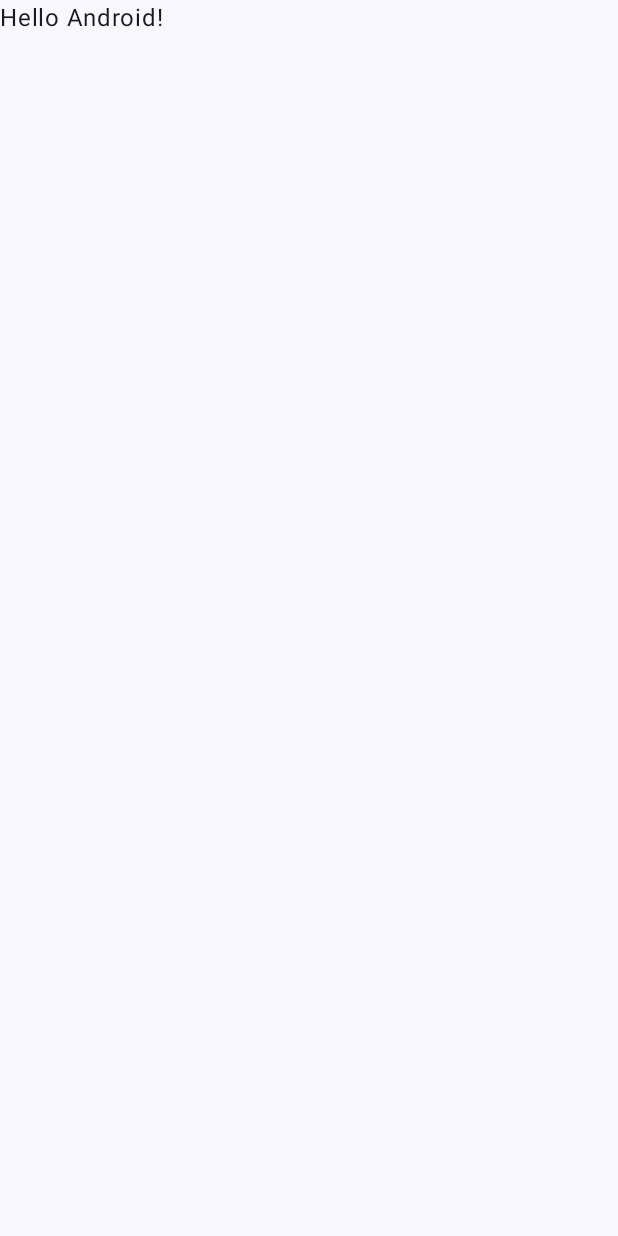
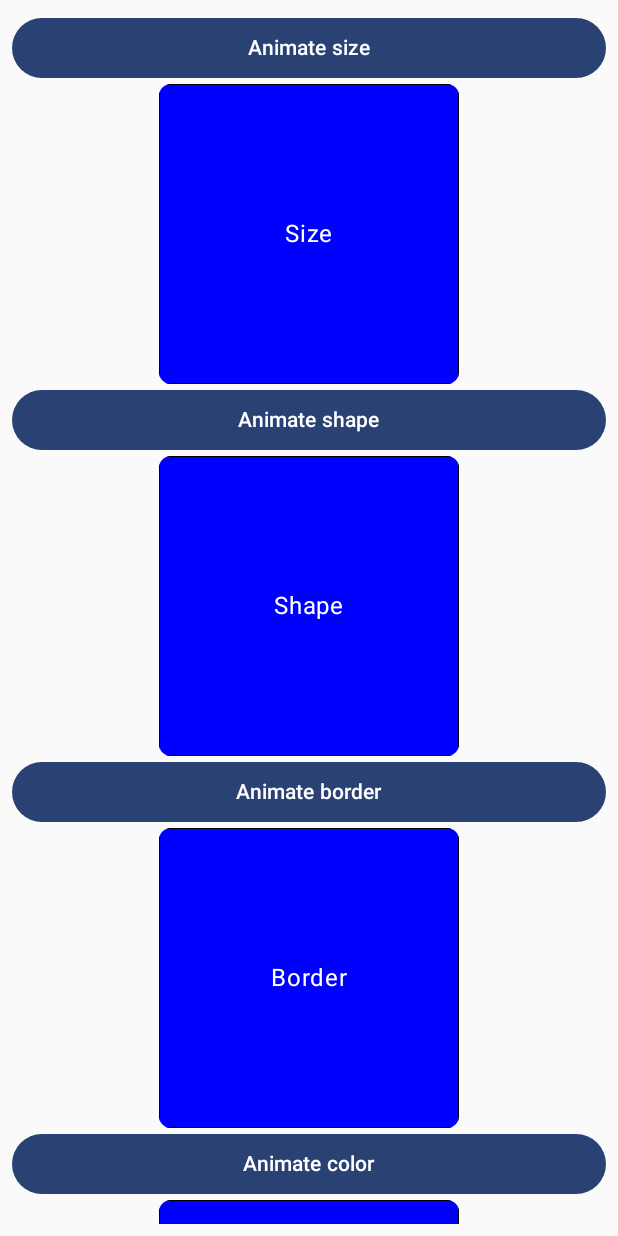
Before and after one commit to Murad-87/AnimationInCompose, an Android app built with Jetpack Compose: the screen it shows after launch (MainActivity), on a phone screen of 412 x 824 dp. Before the commit the screen is almost empty. Run offline under Robolectric (Android 15) with nearby library versions, the phone set to English and light mode, and no system bars.

```diff
--- a/app/build.gradle.kts
+++ b/app/build.gradle.kts
@@ -5,12 +5,12 @@ plugins {
 
 android {
     namespace = "com.muslim.animationincompose"
-    compileSdk = 33
+    compileSdk = 34
 
     defaultConfig {
         applicationId = "com.muslim.animationincompose"
         minSdk = 24
-        targetSdk = 33
+        targetSdk = 34
         versionCode = 1
         versionName = "1.0"
 
--- a/app/src/main/java/com/muslim/animationincompose/MainActivity.kt
+++ b/app/src/main/java/com/muslim/animationincompose/MainActivity.kt
@@ -17,30 +17,8 @@ class MainActivity : ComponentActivity() {
         super.onCreate(savedInstanceState)
         setContent {
             AnimationInComposeTheme {
-                // A surface container using the 'background' color from the theme
-                Surface(
-                    modifier = Modifier.fillMaxSize(),
-                    color = MaterialTheme.colorScheme.background
-                ) {
-                    Greeting("Android")
-                }
+                Test()
             }
         }
     }
 }
-
-@Composable
-fun Greeting(name: String, modifier: Modifier = Modifier) {
-    Text(
-        text = "Hello $name!",
-        modifier = modifier
-    )
-}
-
-@Preview(showBackground = true)
-@Composable
-fun GreetingPreview() {
-    AnimationInComposeTheme {
-        Greeting("Android")
-    }
-}
--- /dev/null
+++ b/app/src/main/java/com/muslim/animationincompose/Test.kt
@@ -0,0 +1,170 @@
+package com.muslim.animationincompose
+
+import androidx.compose.animation.animateColorAsState
+import androidx.compose.animation.core.animateDpAsState
+import androidx.compose.animation.core.animateFloatAsState
+import androidx.compose.animation.core.animateIntAsState
+import androidx.compose.foundation.background
+import androidx.compose.foundation.border
+import androidx.compose.foundation.layout.Box
+import androidx.compose.foundation.layout.Column
+import androidx.compose.foundation.layout.fillMaxSize
+import androidx.compose.foundation.layout.fillMaxWidth
+import androidx.compose.foundation.layout.padding
+import androidx.compose.foundation.layout.size
+import androidx.compose.foundation.rememberScrollState
+import androidx.compose.foundation.shape.RoundedCornerShape
+import androidx.compose.foundation.verticalScroll
+import androidx.compose.material3.Button
+import androidx.compose.material3.Text
+import androidx.compose.runtime.Composable
+import androidx.compose.runtime.getValue
+import androidx.compose.runtime.mutableStateOf
+import androidx.compose.runtime.remember
+import androidx.compose.runtime.setValue
+import androidx.compose.ui.Alignment
+import androidx.compose.ui.Modifier
+import androidx.compose.ui.draw.alpha
+import androidx.compose.ui.draw.clip
+import androidx.compose.ui.graphics.Color
+import androidx.compose.ui.unit.Dp
+import androidx.compose.ui.unit.dp
+
+@Composable
+fun Test() {
+    Column(
+        modifier = Modifier
+            .fillMaxSize()
+            .padding(8.dp)
+            .verticalScroll(
+                state = rememberScrollState(),
+            ),
+        horizontalAlignment = Alignment.CenterHorizontally
+    ) {
+        var isIncreased by remember {
+            mutableStateOf(true)
+        }
+
+        val size by animateDpAsState(targetValue = if (isIncreased) 200.dp else 100.dp, label = "")
+
+        Button(
+            modifier = Modifier.fillMaxWidth(),
+            onClick = { isIncreased = !isIncreased }
+        ) {
+            Text(
+                text = "Animate size",
+            )
+        }
+        AnimatedContainer(
+            text = "Size",
+            size = size
+        )
+
+        var isRect by remember {
+            mutableStateOf(true)
+        }
+
+        val radius by animateIntAsState(targetValue = if (isRect) 4 else 50, label = "")
+
+        Button(
+            modifier = Modifier.fillMaxWidth(),
+            onClick = { isRect = !isRect }
+        ) {
+            Text(
+                text = "Animate shape",
+            )
+        }
+        AnimatedContainer(
+            text = "Shape",
+            radiusPercent = radius
+        )
+
+        var isSelected by remember {
+            mutableStateOf(false)
+        }
+
+        val borderWidth by animateDpAsState(
+            targetValue = if (isSelected) 4.dp else 0.dp,
+            label = ""
+        )
+
+        Button(
+            modifier = Modifier.fillMaxWidth(),
+            onClick = { isSelected = !isSelected }
+        ) {
+            Text(
+                text = "Animate border",
+            )
+        }
+        AnimatedContainer(
+            text = "Border",
+            borderWidth = borderWidth
+        )
+
+        var isBlue by remember {
+            mutableStateOf(true)
+        }
+
+        val backgroundColor by animateColorAsState(
+            targetValue = if (isBlue) Color.Blue else Color.Magenta,
+            label = ""
+        )
+
+        Button(
+            modifier = Modifier.fillMaxWidth(),
+            onClick = { isBlue = !isBlue }
+        ) {
+            Text(
+                text = "Animate color",
+            )
+        }
+        AnimatedContainer(
+            text = "Color",
+            backgroundColor = backgroundColor
+        )
+
+        var isTransparent by remember {
+            mutableStateOf(false)
+        }
+
+        val alpha by animateFloatAsState(targetValue = if (isTransparent) 0f else 1f, label = "")
+
+        Button(
+            modifier = Modifier.fillMaxWidth(),
+            onClick = { isTransparent = !isTransparent }
+        ) {
+            Text(
+                text = "Animate visibility",
+            )
+        }
+        AnimatedContainer(
+            text = "Visibility",
+            alpha = alpha
+        )
+    }
+}
+
+@Composable
+private fun AnimatedContainer(
+    text: String,
+    size: Dp = 200.dp,
+    radiusPercent: Int = 4,
+    borderWidth: Dp = 0.dp,
+    backgroundColor: Color = Color.Blue,
+    alpha: Float = 1f
+) {
+    Box(
+        modifier = Modifier
+            .alpha(alpha)
+            .clip(RoundedCornerShape(radiusPercent))
+            .border(width = borderWidth, color = Color.Black)
+            .background(backgroundColor)
+            .size(size),
+        contentAlignment = Alignment.Center
+    ) {
+        Text(
+            text = text,
+            color = Color.White
+        )
+    }
+}
```
